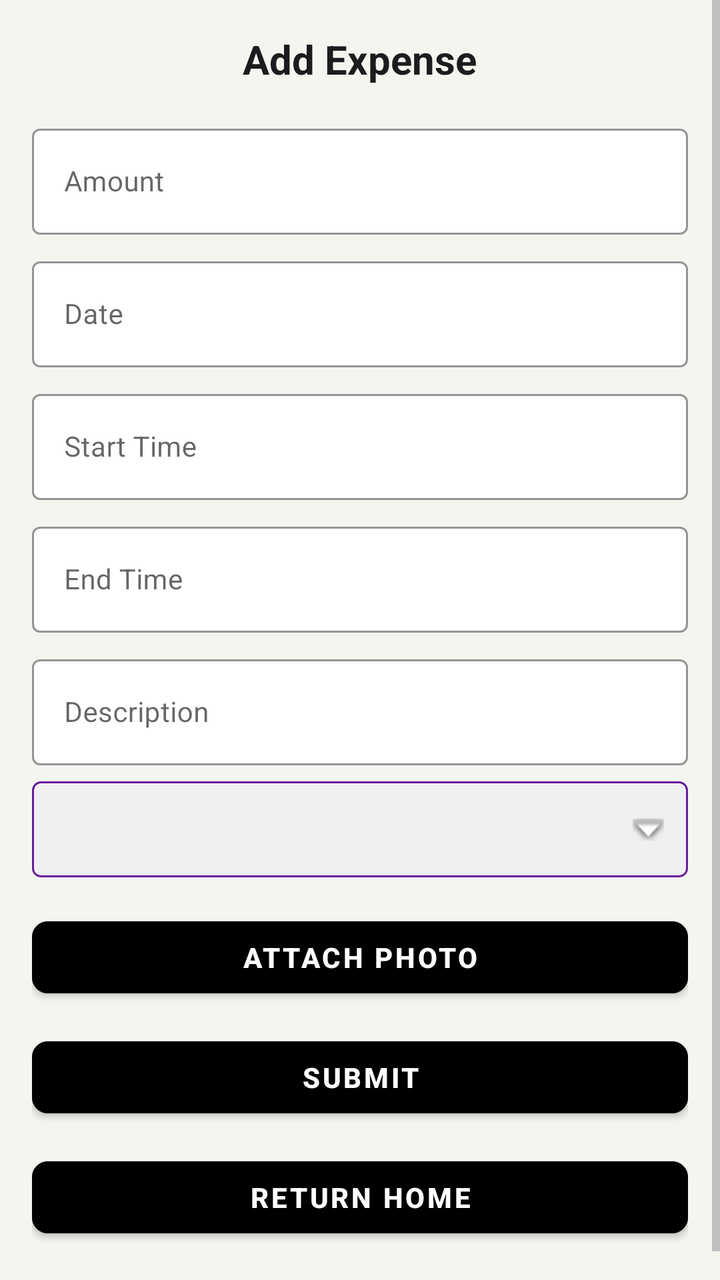
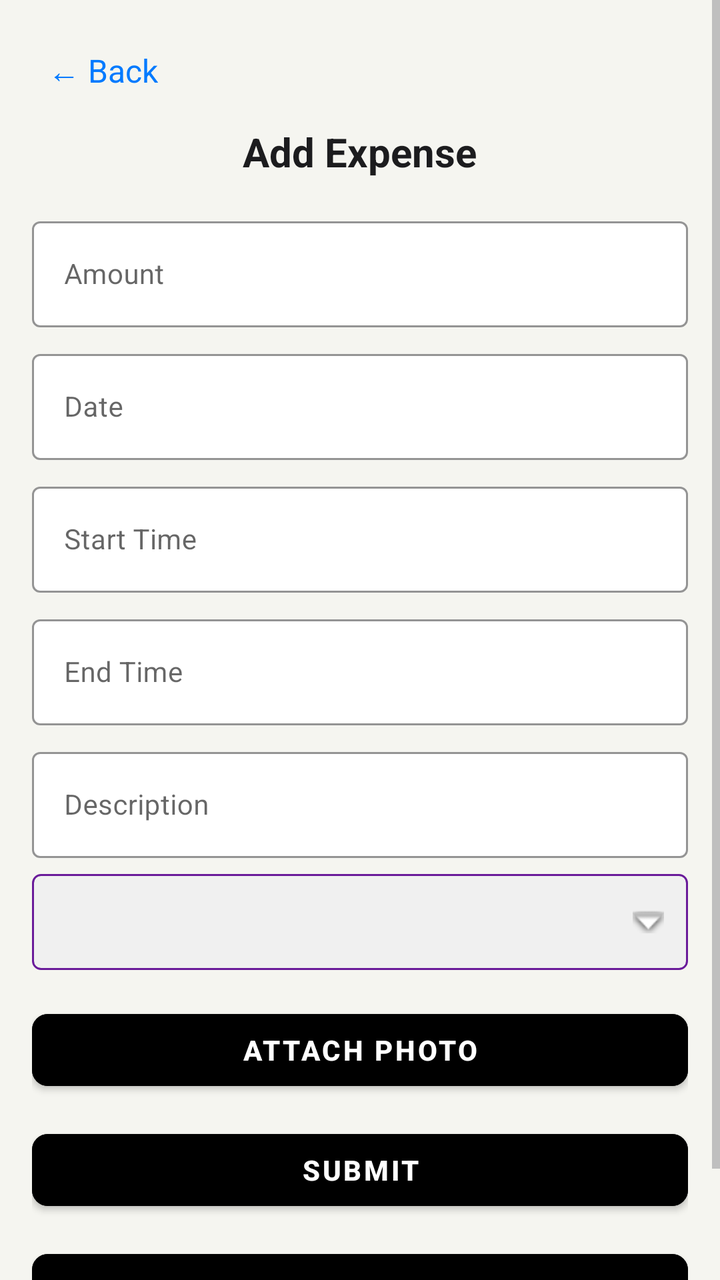

Screens rendered from an Android XML layout before and after an edit, with the pre-edit source and the edit as a unified diff.
<!-- AndroidManifest.xml: application theme Theme.HarmonieBudget -->
<!-- res/layout/activity_expense.xml -->
<?xml version="1.0" encoding="utf-8"?>
<androidx.core.widget.NestedScrollView
    xmlns:android="http://schemas.android.com/apk/res/android"
    xmlns:app="http://schemas.android.com/apk/res-auto"
    android:layout_width="match_parent"
    android:layout_height="match_parent"
    android:fillViewport="true"
    android:background="@color/background_light"
    android:scrollbars="vertical">

    <LinearLayout
        android:layout_width="match_parent"
        android:layout_height="wrap_content"
        android:orientation="vertical"
        android:padding="16dp"
        android:paddingBottom="32dp">

        
        <TextView
            android:id="@+id/tv_expense_title"
            android:layout_width="wrap_content"
            android:layout_height="wrap_content"
            android:layout_gravity="center_horizontal"
            android:layout_marginBottom="16dp"
            android:text="@string/add_expense_title"
            android:textColor="@color/text_primary_light"
            android:textSize="20sp"
            android:textStyle="bold" />

        
        <com.google.android.material.textfield.TextInputLayout
            android:id="@+id/til_amount"
            android:layout_width="match_parent"
            android:layout_height="wrap_content"
            android:layout_marginBottom="8dp"
            app:boxBackgroundColor="@color/surface_light"
            app:boxStrokeColor="@color/accent_blue"
            style="@style/Widget.MaterialComponents.TextInputLayout.OutlinedBox">

            <com.google.android.material.textfield.TextInputEditText
                android:id="@+id/et_amount"
                android:layout_width="match_parent"
                android:layout_height="wrap_content"
                android:hint="@string/hint_amount"
                android:inputType="numberDecimal"
                android:textColor="@color/text_primary_light"
                android:textSize="14sp" />
        </com.google.android.material.textfield.TextInputLayout>

        
        <com.google.android.material.textfield.TextInputLayout
            android:id="@+id/til_date"
            android:layout_width="match_parent"
            android:layout_height="wrap_content"
            android:layout_marginBottom="8dp"
            app:boxBackgroundColor="@color/surface_light"
            app:boxStrokeColor="@color/accent_blue"
            style="@style/Widget.MaterialComponents.TextInputLayout.OutlinedBox">

            <com.google.android.material.textfield.TextInputEditText
                android:id="@+id/et_date"
                android:layout_width="match_parent"
                android:layout_height="wrap_content"
                android:hint="@string/hint_date"
                android:textColor="@color/text_primary_light"
                android:textSize="14sp"
                android:focusable="false"
                android:clickable="true"
                android:focusableInTouchMode="false" />
        </com.google.android.material.textfield.TextInputLayout>

        
        <com.google.android.material.textfield.TextInputLayout
            android:id="@+id/til_start_time"
            android:layout_width="match_parent"
            android:layout_height="wrap_content"
            android:layout_marginBottom="8dp"
            app:boxBackgroundColor="@color/surface_light"
            app:boxStrokeColor="@color/accent_blue"
            style="@style/Widget.MaterialComponents.TextInputLayout.OutlinedBox">

            <com.google.android.material.textfield.TextInputEditText
                android:id="@+id/et_start_time"
                android:layout_width="match_parent"
                android:layout_height="wrap_content"
                android:hint="@string/hint_start_time"
                android:textColor="@color/text_primary_light"
                android:textSize="14sp"
                android:focusable="false"
                android:clickable="true"
                android:focusableInTouchMode="false" />
        </com.google.android.material.textfield.TextInputLayout>

        
        <com.google.android.material.textfield.TextInputLayout
            android:id="@+id/til_end_time"
            android:layout_width="match_parent"
            android:layout_height="wrap_content"
            android:layout_marginBottom="8dp"
            app:boxBackgroundColor="@color/surface_light"
            app:boxStrokeColor="@color/accent_blue"
            style="@style/Widget.MaterialComponents.TextInputLayout.OutlinedBox">

            <com.google.android.material.textfield.TextInputEditText
                android:id="@+id/et_end_time"
                android:layout_width="match_parent"
                android:layout_height="wrap_content"
                android:hint="@string/hint_end_time"
                android:textColor="@color/text_primary_light"
                android:textSize="14sp"
                android:focusable="false"
                android:clickable="true"
                android:focusableInTouchMode="false" />
        </com.google.android.material.textfield.TextInputLayout>

        
        <com.google.android.material.textfield.TextInputLayout
            android:id="@+id/til_description"
            android:layout_width="match_parent"
            android:layout_height="wrap_content"
            android:layout_marginBottom="8dp"
            app:boxBackgroundColor="@color/surface_light"
            app:boxStrokeColor="@color/accent_blue"
            style="@style/Widget.MaterialComponents.TextInputLayout.OutlinedBox">

            <com.google.android.material.textfield.TextInputEditText
                android:id="@+id/et_description"
                android:layout_width="match_parent"
                android:layout_height="wrap_content"
                android:hint="@string/hint_description"
                android:textColor="@color/text_primary_light"
                android:textSize="14sp" />
        </com.google.android.material.textfield.TextInputLayout>

        
        <Spinner
            android:id="@+id/spinner_category"
            android:layout_width="match_parent"
            android:layout_height="48dp"
            android:layout_marginBottom="16dp"
            android:background="@drawable/spinner_dropdown_background"
            android:paddingStart="12dp"
            android:paddingEnd="12dp" />

        
        <Button
            android:id="@+id/btn_attach_photo"
            style="@style/StandardButton"
            android:layout_width="match_parent"
            android:layout_height="wrap_content"
            android:layout_marginBottom="12dp"
            android:text="@string/btn_attach_photo" />

        
        <Button
            android:id="@+id/btn_save_expense"
            style="@style/StandardButton"
            android:layout_width="match_parent"
            android:layout_height="wrap_content"
            android:layout_marginBottom="12dp"
            android:text="@string/btn_save_expense" />

        
        <Button
            android:id="@+id/btn_return_home"
            style="@style/StandardButton"
            android:layout_width="match_parent"
            android:layout_height="wrap_content"
            android:layout_marginBottom="16dp"
            android:text="@string/return_home" />

    </LinearLayout>
</androidx.core.widget.NestedScrollView>
<!-- resources referenced by this layout -->
<resources>
  <color name="accent_blue">#007AFF</color>
  <color name="background_light">#F5F5F0</color>
  <color name="surface_light">#FFFFFF</color>
  <color name="text_primary_light">#1C1C1E</color>
  <!-- drawable spinner_dropdown_background (drawable) -->
  <?xml version="1.0" encoding="utf-8"?>
  <layer-list xmlns:android="http://schemas.android.com/apk/res/android">
      
      <item>
          <shape android:shape="rectangle">
              <solid android:color="#F0F0F0" />
              <corners android:radius="4dp" />
              <stroke android:width="1dp" android:color="#6A1B9A" />
          </shape>
      </item>
      
      <item
          android:drawable="@android:drawable/arrow_down_float"
          android:gravity="center_vertical|end"
          android:right="12dp" />
  </layer-list>
  <string name="add_expense_title">Add Expense</string>
  <string name="btn_attach_photo">ATTACH PHOTO</string>
  <string name="btn_save_expense">Submit</string>
  <string name="hint_amount">Amount</string>
  <string name="hint_date">Date</string>
  <string name="hint_description">Description</string>
  <string name="hint_end_time">End Time</string>
  <string name="hint_start_time">Start Time</string>
  <string name="return_home">Return Home</string>
  <style name="StandardButton" parent="Widget.MaterialComponents.Button">
          <item name="android:backgroundTint">@color/button_background_standard</item>
          <item name="android:textColor">@color/button_text_standard</item>
          <item name="android:textSize">14sp</item>
          <item name="android:textStyle">bold</item>
          <item name="android:minHeight">48dp</item>
          <item name="android:minWidth">0dp</item>
          <item name="android:paddingStart">16dp</item>
          <item name="android:paddingEnd">16dp</item>
          <item name="cornerRadius">8dp</item>
      </style>
  <style name="Theme.HarmonieBudget" parent="Theme.MaterialComponents.DayNight.NoActionBar">
  
          <item name="colorPrimary">@color/purple_500</item>
          <item name="colorPrimaryVariant">@color/purple_700</item>
          <item name="colorSecondary">@color/teal_200</item>
  
          <item name="android:windowBackground">@color/background_light</item>
  
          
          <item name="android:textColor">@color/text_primary_light</item>
          <item name="android:textColorPrimary">@color/text_primary_light</item>
          <item name="android:textColorSecondary">@color/text_secondary_light</item>
          <item name="android:textColorHint">@color/text_hint_light</item>
  
          <item name="colorControlNormal">@color/text_secondary_light</item>
          <item name="colorControlActivated">@color/accent_blue</item>
          <item name="colorButtonNormal">@color/button_background_standard</item>
  
          <item name="cardViewStyle">@style/CardViewLight</item>
  
      </style>
  <color name="button_background_standard">#000000</color>
  <color name="button_text_standard">#FFFFFF</color>
  <color name="purple_500">#FF6200EE</color>
  <color name="purple_700">#FF3700B3</color>
  <color name="teal_200">#FF03DAC5</color>
  <color name="text_secondary_light">#8E8E93</color>
  <color name="text_hint_light">#C7C7CC</color>
  <style name="CardViewLight" parent="CardView">
          <item name="cardBackgroundColor">@color/surface_light</item>
          <item name="cardElevation">1dp</item>
          <item name="cardCornerRadius">12dp</item>
      </style>
</resources>

<!-- the commit's change to res/layout/activity_expense.xml (unified diff, before → after) -->
@@ -14,6 +14,19 @@
         android:orientation="vertical"
         android:padding="16dp"
         android:paddingBottom="32dp">
+
+        
+        <TextView
+            android:id="@+id/iv_back_arrow"
+            android:layout_width="wrap_content"
+            android:layout_height="wrap_content"
+            android:text="@string/back_arrow"
+            android:textSize="16sp"
+            android:textColor="@color/accent_blue"
+            android:padding="8dp"
+            android:layout_marginBottom="8dp"
+            android:clickable="true"
+            android:focusable="true" />
 
         
         <TextView
<!-- resource entries referenced after the edit -->
@@ -22,6 +22,7 @@
           android:right="12dp" />
   </layer-list>
   <string name="add_expense_title">Add Expense</string>
+  <string name="back_arrow">← Back</string>
   <string name="btn_attach_photo">ATTACH PHOTO</string>
   <string name="btn_save_expense">Submit</string>
   <string name="hint_amount">Amount</string>
